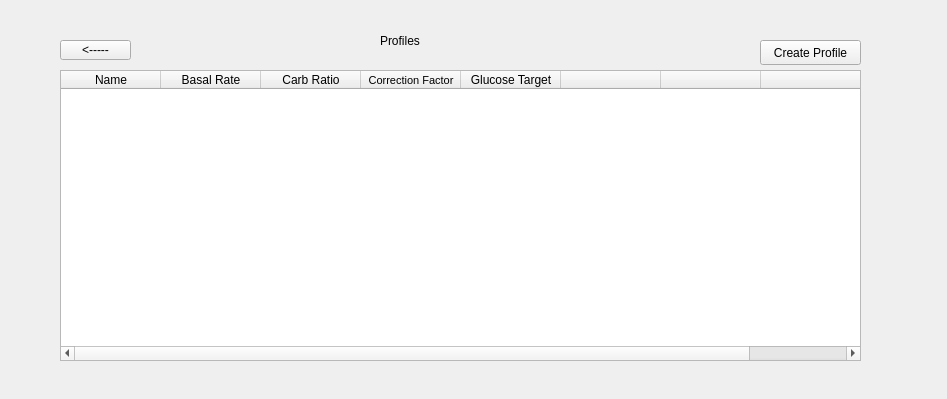
The window that profilepage.ui (yunusao/Tandem-t-slim-Insulin-Pump-Simulator) describes before a commit, drawn with Qt 5.
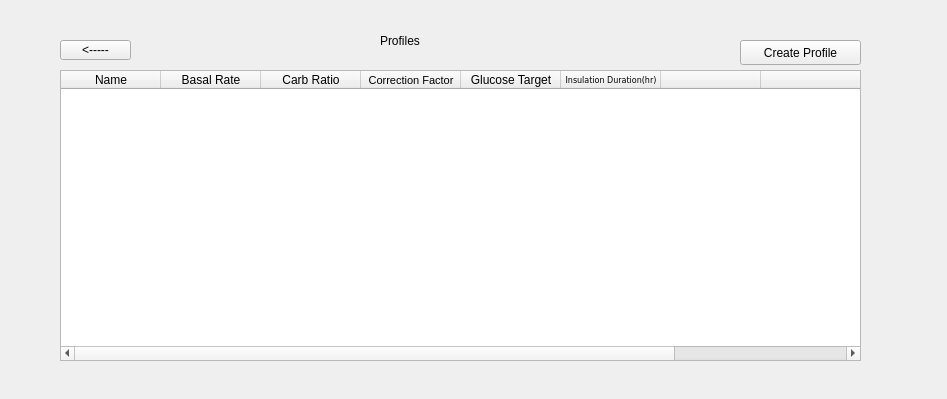
The same window after the commit.

Commit message: Add insulation duration as per Voji request

```diff
--- a/profilepage.ui
+++ b/profilepage.ui
@@ -29,9 +29,9 @@
   <widget class="QPushButton" name="createProfileButton">
    <property name="geometry">
     <rect>
-     <x>760</x>
+     <x>740</x>
      <y>40</y>
-     <width>101</width>
+     <width>121</width>
      <height>25</height>
     </rect>
    </property>
@@ -96,6 +96,17 @@
      </font>
     </property>
    </column>
+   <column>
+    <property name="text">
+     <string>Insulation Duration(hr)</string>
+    </property>
+    <property name="font">
+     <font>
+      <family>DejaVu Sans</family>
+      <pointsize>6</pointsize>
+     </font>
+    </property>
+   </column>
    <column>
     <property name="text">
      <string/>
```
The commit also changes 8 other files.
